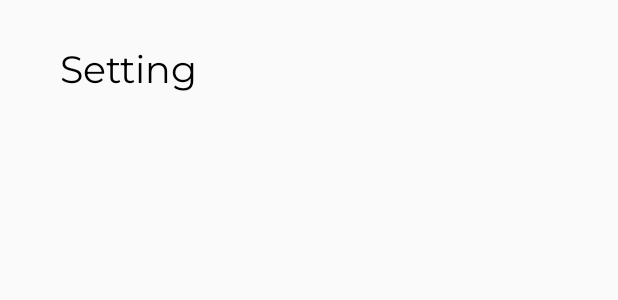
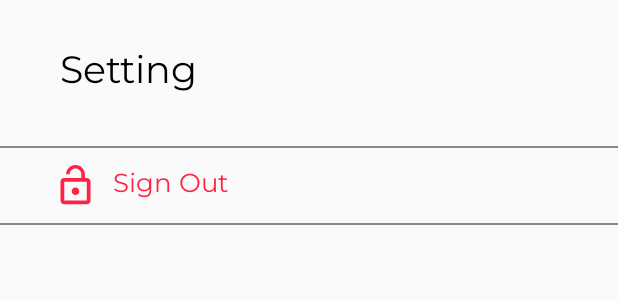
Before and after one commit to 83percent/Free-Time-Calendar, an Android app: the layout main_setting.xml on its own in the app's theme, with its tools: preview values and no code run, on a phone screen of 412 x 824 dp. Shown: the top 300 px of the screen. Run offline under Robolectric (Android 15) with nearby library versions, the phone set to English and light mode, and no system bars.

```diff
--- a/app/src/main/java/com/example/capstone/my/NewBase.java
+++ b/app/src/main/java/com/example/capstone/my/NewBase.java
@@ -124,10 +124,14 @@ public class NewBase extends AppCompatActivity {
         TimeData timeData = new TimeData(id, getApplicationContext());
         timeData.set(bean);
         if(bean != null) {
+            final int month = bean.getsMonth();
             Handler handler = new Handler();
             handler.postDelayed(new Runnable() {
                 @Override
                 public void run() {
+                    Intent intent = new Intent();
+                    intent.putExtra("month", month);
+                    setResult(RESULT_OK, intent);
                     finish();
                 }
             }, 500);
--- /dev/null
+++ b/app/src/main/res/drawable/ic_baseline_lock_open_24.xml
@@ -0,0 +1,10 @@
+<vector xmlns:android="http://schemas.android.com/apk/res/android"
+    android:width="24dp"
+    android:height="24dp"
+    android:viewportWidth="24"
+    android:viewportHeight="24"
+    android:tint="?attr/colorControlNormal">
+  <path
+      android:fillColor="@android:color/white"
+      android:pathData="M12,17c1.1,0 2,-0.9 2,-2s-0.9,-2 -2,-2 -2,0.9 -2,2 0.9,2 2,2zM18,8h-1L17,6c0,-2.76 -2.24,-5 -5,-5S7,3.24 7,6h1.9c0,-1.71 1.39,-3.1 3.1,-3.1 1.71,0 3.1,1.39 3.1,3.1v2L6,8c-1.1,0 -2,0.9 -2,2v10c0,1.1 0.9,2 2,2h12c1.1,0 2,-0.9 2,-2L20,10c0,-1.1 -0.9,-2 -2,-2zM18,20L6,20L6,10h12v10z"/>
+</vector>
--- a/app/src/main/res/layout/main_setting.xml
+++ b/app/src/main/res/layout/main_setting.xml
@@ -27,10 +27,37 @@
         <LinearLayout
             android:layout_width="match_parent"
             android:layout_height="wrap_content"
-            android:orientation="vertical">
-            <!-- Print Group List -->
-
-
+            android:orientation="vertical"
+            android:paddingTop="30dp">
+            <LinearLayout
+                android:layout_width="match_parent"
+                android:layout_height="1dp"
+                android:background="#888888"/>
+            <LinearLayout
+                android:id="@+id/signOut"
+                android:layout_width="match_parent"
+                android:layout_height="50dp"
+                android:orientation="horizontal"
+                android:gravity="center_vertical"
+                android:paddingLeft="35dp">
+                <FrameLayout
+                    android:layout_width="30dp"
+                    android:layout_height="30dp"
+                    android:background="@drawable/ic_baseline_lock_open_24"
+                    android:backgroundTint="#ff2244"/>
+                <TextView
+                    android:layout_width="wrap_content"
+                    android:layout_height="wrap_content"
+                    android:text="Sign Out"
+                    android:paddingLeft="10dp"
+                    android:fontFamily="@font/montserrat"
+                    android:textSize="17sp"
+                    android:textColor="#ff2244"/>
+            </LinearLayout>
+            <LinearLayout
+                android:layout_width="match_parent"
+                android:layout_height="1dp"
+                android:background="#888888"/>
         </LinearLayout>
     </LinearLayout>
 </LinearLayout>
```
Also changed, not shown: app/src/main/java/com/example/capstone/MainBaseActivity.java (+27 -0 lines), app/src/main/java/com/example/capstone/WelcomeActivity.java (+14 -0 lines), app/src/main/java/com/example/capstone/bean/FreeBean.java (+17 -1 lines), app/src/main/java/com/example/capstone/data/DataManager.java (+13 -13 lines), app/src/main/java/com/example/capstone/data/TimeData.java (+38 -7 lines), app/src/main/java/com/example/capstone/main/My.java (+91 -2 lines), app/src/main/java/com/example/capstone/main/Setting.java (+24 -0 lines), app/src/main/java/com/example/capstone/my/DetailActivity.java (+37 -0 lines), app/src/main/res/drawable-v24/free_bar.xml (added, +10 -0 lines), app/src/main/res/drawable-v24/schedule_bar.xml (added, +10 -0 lines), app/src/main/res/drawable-v24/setting_element.xml (added, +8 -0 lines), app/src/main/res/layout/main_my.xml (+3 -14 lines), app/src/main/res/layout/my_calendar_detail.xml (+3 -9 lines).
